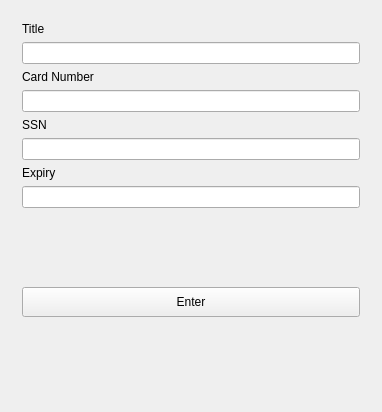
This is item_select_dialog.ui in Affan-Mushahid/KeepSake as Qt 5 draws it before an edit. The edited form follows.
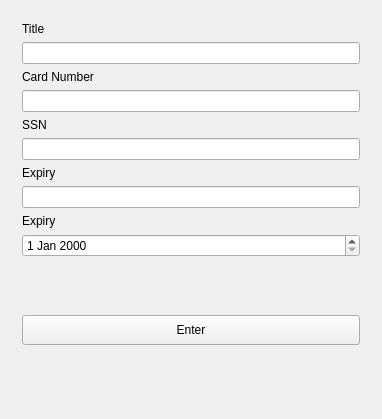
This is the edited form. The open tabs and pages were chosen to show the change.

Commit message: changes to turn expiry into date

```diff
--- a/item_select_dialog.ui
+++ b/item_select_dialog.ui
@@ -7,7 +7,7 @@
     <x>0</x>
     <y>0</y>
     <width>382</width>
-    <height>412</height>
+    <height>419</height>
    </rect>
   </property>
   <property name="windowTitle">
@@ -449,7 +449,7 @@
        </widget>
        <widget class="QWidget" name="credit_select">
         <layout class="QGridLayout" name="gridLayout_4">
-         <item row="2" column="0">
+         <item row="0" column="0">
           <layout class="QVBoxLayout" name="verticalLayout_11">
            <item>
             <layout class="QVBoxLayout" name="verticalLayout_12">
@@ -535,6 +535,23 @@
              </item>
             </layout>
            </item>
+           <item>
+            <layout class="QVBoxLayout" name="verticalLayout_24">
+             <item>
+              <widget class="QLabel" name="label_15">
+               <property name="styleSheet">
+                <string notr="true">font: 10pt &quot;Century Gothic&quot;;</string>
+               </property>
+               <property name="text">
+                <string>Expiry</string>
+               </property>
+              </widget>
+             </item>
+             <item>
+              <widget class="QDateEdit" name="c_expiry_date"/>
+             </item>
+            </layout>
+           </item>
            <item>
             <spacer name="verticalSpacer_7">
              <property name="orientation">
```
Left out of the diff: 2 changed lines with no effect on the pictures. The commit also changes 4 other files.
